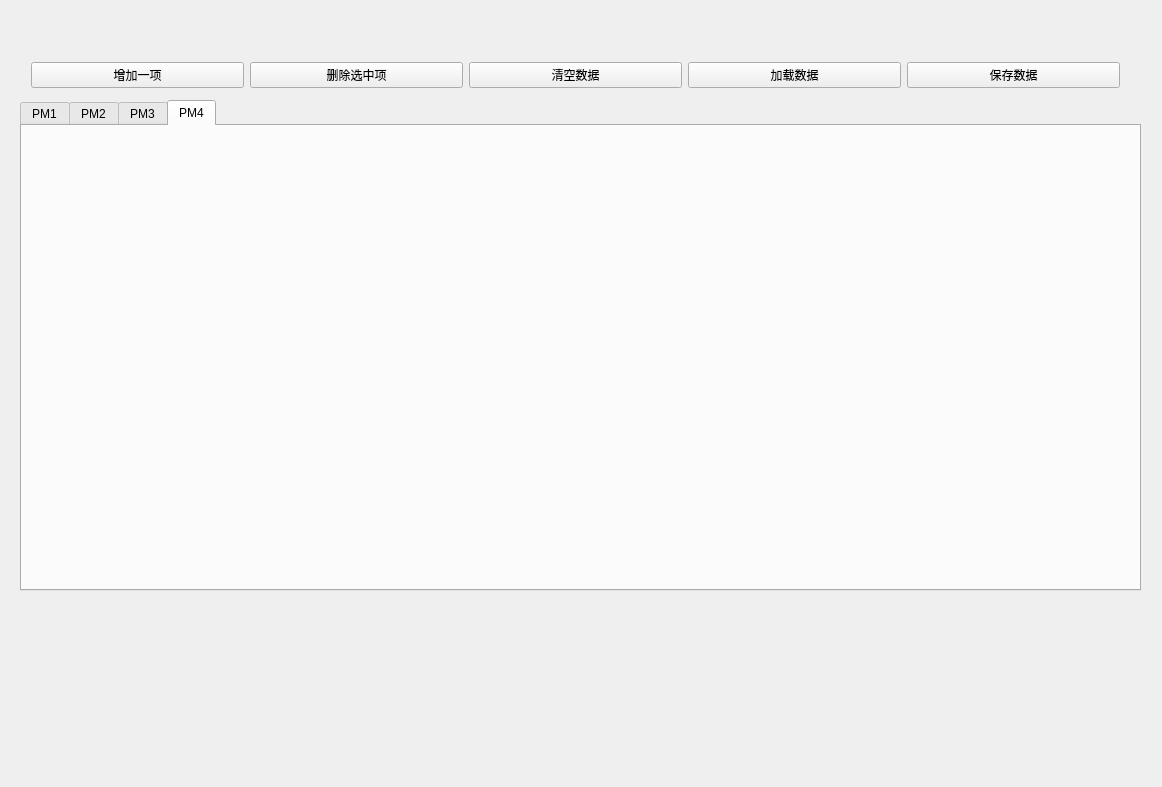
Qt form device/src/pm_recipe_widget.ui (zhangzhenxi11/HL) before a commit.
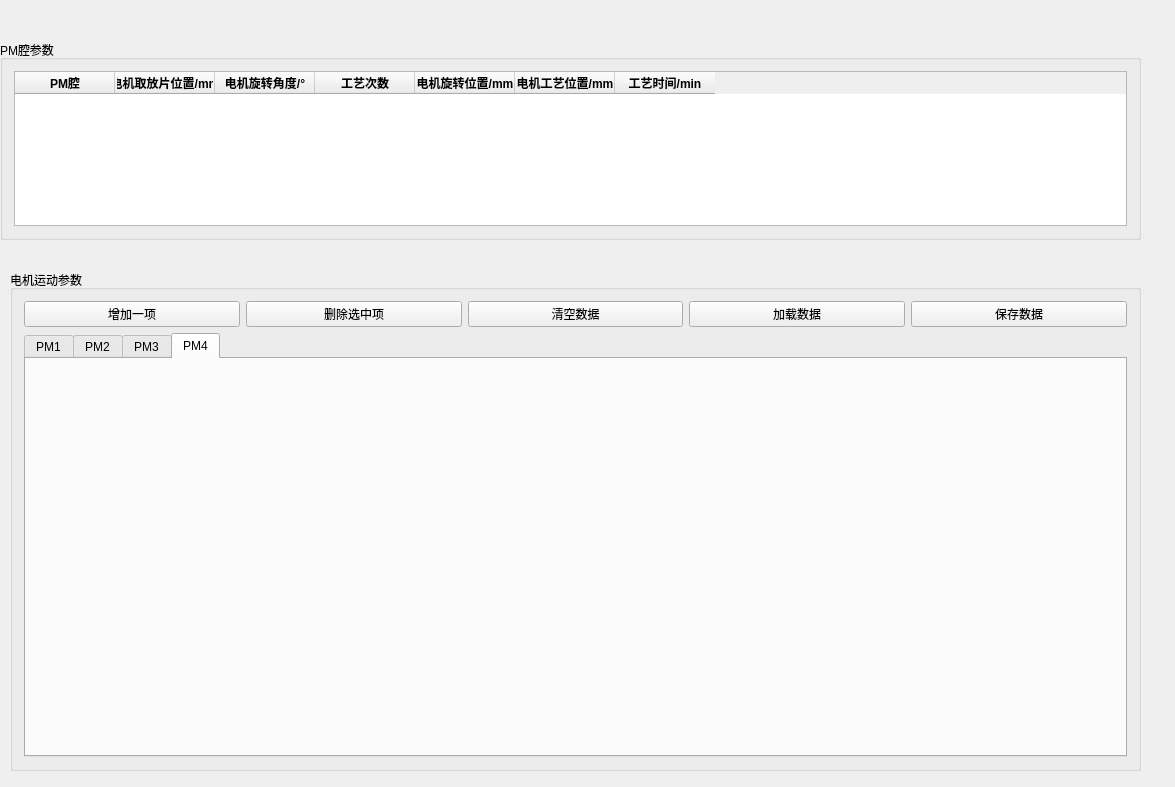
The same form after that commit. The open tabs and pages were chosen to show the change.

```diff
--- a/device/src/pm_recipe_widget.ui
+++ b/device/src/pm_recipe_widget.ui
@@ -6,22 +6,150 @@
    <rect>
     <x>0</x>
     <y>0</y>
-    <width>1162</width>
+    <width>1175</width>
     <height>787</height>
    </rect>
   </property>
   <property name="windowTitle">
    <string>QPmRecipeWidget</string>
   </property>
-  <widget class="QWidget" name="layoutWidget">
+  <widget class="QGroupBox" name="gbx_pm_parameter">
    <property name="geometry">
     <rect>
-     <x>20</x>
-     <y>50</y>
-     <width>1111</width>
-     <height>51</height>
+     <x>0</x>
+     <y>40</y>
+     <width>1141</width>
+     <height>200</height>
     </rect>
    </property>
+   <property name="maximumSize">
+    <size>
+     <width>16777215</width>
+     <height>200</height>
+    </size>
+   </property>
+   <property name="title">
+    <string>PM腔参数</string>
+   </property>
+   <layout class="QHBoxLayout" name="horizontalLayout_2">
+    <item>
+     <widget class="QTableWidget" name="pm_cavity_param_edit_tbw">
+      <property name="minimumSize">
+       <size>
+        <width>600</width>
+        <height>0</height>
+       </size>
+      </property>
+      <property name="maximumSize">
+       <size>
+        <width>16777215</width>
+        <height>300</height>
+       </size>
+      </property>
+      <property name="alternatingRowColors">
+       <bool>true</bool>
+      </property>
+      <attribute name="horizontalHeaderVisible">
+       <bool>true</bool>
+      </attribute>
+      <attribute name="verticalHeaderVisible">
+       <bool>false</bool>
+      </attribute>
+      <column>
+       <property name="text">
+        <string>PM腔</string>
+       </property>
+       <property name="font">
+        <font>
+         <weight>75</weight>
+         <bold>true</bold>
+        </font>
+       </property>
+      </column>
+      <column>
+       <property name="text">
+        <string>电机取放片位置/mm</string>
+       </property>
+       <property name="font">
+        <font>
+         <weight>75</weight>
+         <bold>true</bold>
+        </font>
+       </property>
+      </column>
+      <column>
+       <property name="text">
+        <string>电机旋转角度/°</string>
+       </property>
+       <property name="font">
+        <font>
+         <weight>75</weight>
+         <bold>true</bold>
+        </font>
+       </property>
+      </column>
+      <column>
+       <property name="text">
+        <string>工艺次数</string>
+       </property>
+       <property name="font">
+        <font>
+         <weight>75</weight>
+         <bold>true</bold>
+        </font>
+       </property>
+      </column>
+      <column>
+       <property name="text">
+        <string>电机旋转位置/mm</string>
+       </property>
+       <property name="font">
+        <font>
+         <weight>75</weight>
+         <bold>true</bold>
+        </font>
+       </property>
+      </column>
+      <column>
+       <property name="text">
+        <string>电机工艺位置/mm</string>
+       </property>
+       <property name="font">
+        <font>
+         <weight>75</weight>
+         <bold>true</bold>
+        </font>
+       </property>
+      </column>
+      <column>
+       <property name="text">
+        <string>工艺时间/min</string>
+       </property>
+       <property name="font">
+        <font>
+         <weight>75</weight>
+         <bold>true</bold>
+        </font>
+       </property>
+      </column>
+     </widget>
+    </item>
+   </layout>
+  </widget>
+  <widget class="QGroupBox" name="gbx_motor_parameter">
+   <property name="geometry">
+    <rect>
+     <x>10</x>
+     <y>270</y>
+     <width>1131</width>
+     <height>501</height>
+    </rect>
+   </property>
+   <property name="title">
+    <string>电机运动参数</string>
+   </property>
+   <layout class="QVBoxLayout" name="verticalLayout">
+    <item>
    <layout class="QHBoxLayout" name="horizontalLayout">
     <item>
      <widget class="QPushButton" name="add_an_item_pbt">
@@ -59,16 +187,9 @@
      </widget>
     </item>
    </layout>
-  </widget>
+    </item>
+    <item>
   <widget class="QTabWidget" name="tabWidget">
-   <property name="geometry">
-    <rect>
-     <x>20</x>
-     <y>100</y>
-     <width>1121</width>
-     <height>491</height>
-    </rect>
-   </property>
    <property name="currentIndex">
     <number>0</number>
    </property>
@@ -92,6 +213,9 @@
      <string>PM4</string>
     </attribute>
    </widget>
+     </widget>
+    </item>
+   </layout>
   </widget>
  </widget>
  <layoutdefault spacing="6" margin="11"/>
```
Left out of the diff: 2 changed lines with no effect on the pictures. Lines whose indentation alone changed are shown as unchanged.
